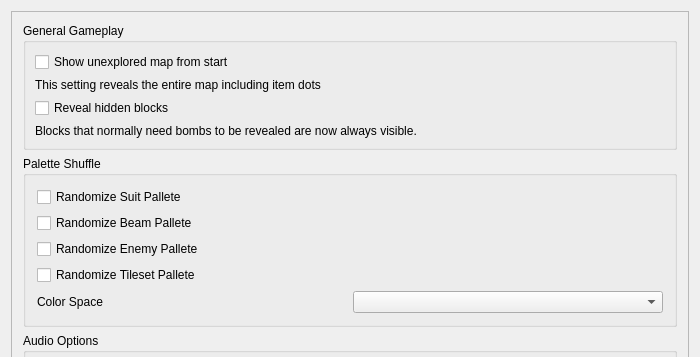
This is randovania/games/fusion/gui/ui_files/fusion_cosmetic_patches_dialog.ui in randovania/randovania as Qt 5 draws it before an edit; both pictures show x 0 to 700 and y 0 to 357 of the 700 by 585 pixel window. The edited form follows.
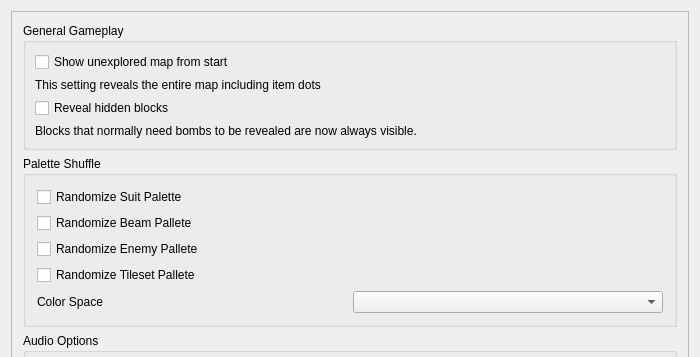
This is the edited form.

Commit message:
Fix a typo in Fusion cosmetic patches UI
pallete -> palette

```diff
--- a/randovania/games/fusion/gui/ui_files/fusion_cosmetic_patches_dialog.ui
+++ b/randovania/games/fusion/gui/ui_files/fusion_cosmetic_patches_dialog.ui
@@ -116,7 +116,7 @@
             <item>
              <widget class="QCheckBox" name="suit_palette_check">
               <property name="text">
-               <string>Randomize Suit Pallete</string>
+               <string>Randomize Suit Palette</string>
               </property>
              </widget>
             </item>
```
